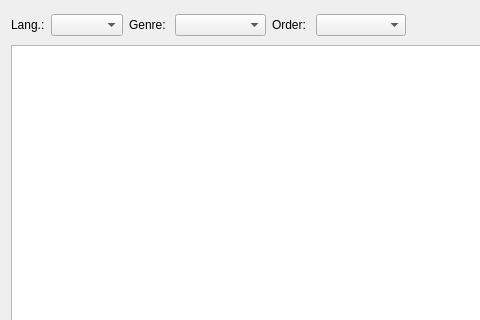
Jo2003/vlc_record, file forms/cvodivi.ui: the form before one commit; both pictures show x 0 to 480 and y 0 to 320 of the 632 by 544 pixel window.
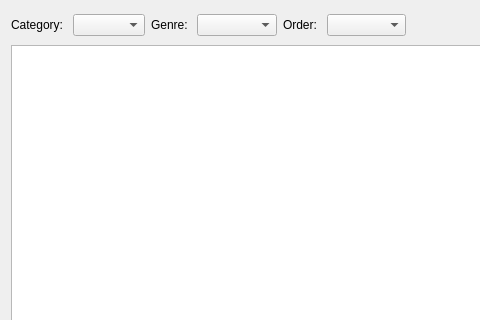
The form after the commit. Icons and pictures are not drawn. Custom widgets are drawn as their Qt base class.

```diff
--- a/forms/cvodivi.ui
+++ b/forms/cvodivi.ui
@@ -19,7 +19,7 @@
      <item>
       <widget class="QLabel" name="labVodLang">
        <property name="text">
-        <string>Lang.:</string>
+        <string>Category: </string>
        </property>
       </widget>
      </item>
```
Left out of the diff: 14 changed lines with no effect on the pictures.
